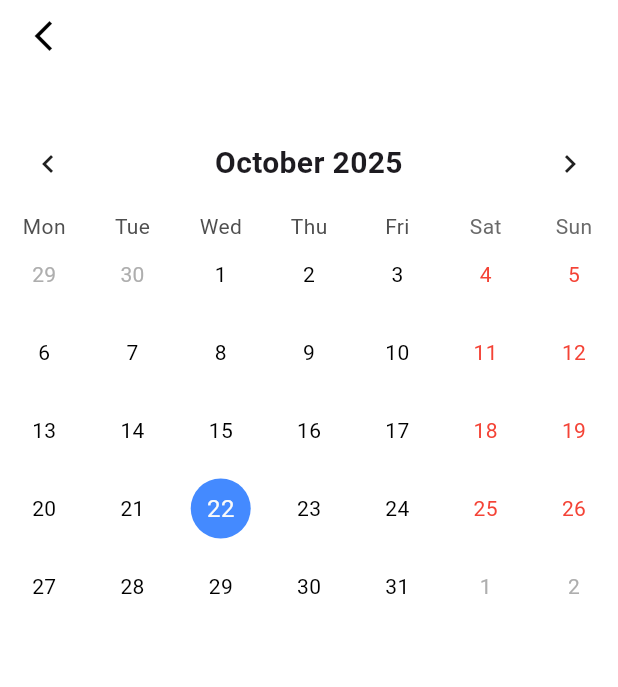
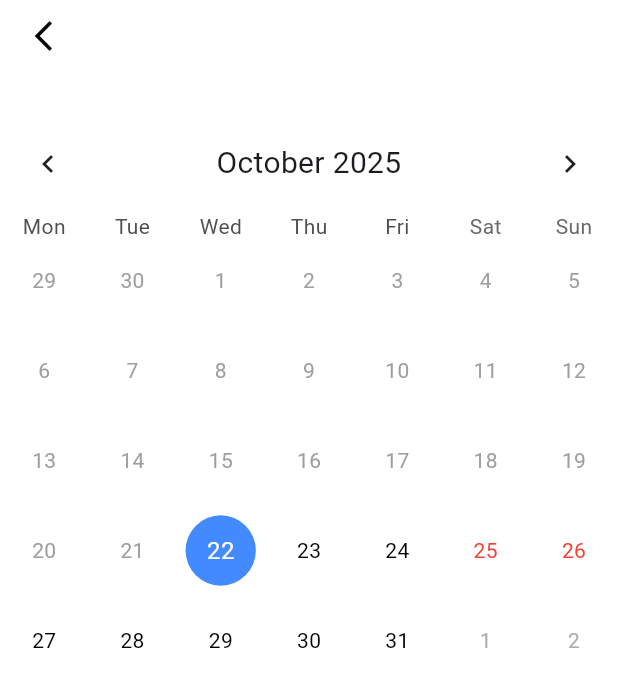
Before and after one commit to maozedoggo/FYP_Smahorz, a Flutter app: the SchedulePage screen opened directly with empty values, on a phone screen of 412 x 824 dp. Shown: the top 687 px of the screen. Run offline on Flutter 3.47's test engine with Material 3 defaults, Android fonts, the phone set to English and light mode, and no system bars; drawn by our look-alikes of table_calendar; our stand-ins replace cloud_firestore, firebase_auth, firebase_core, firebase_storage, flutter_advanced_drawer, image_picker; accounts and stored records are empty.

Commit message:
add-style-schedule

```diff
--- a/lib/views/pages/smart-devices/schedule_pages/schedule.dart
+++ b/lib/views/pages/smart-devices/schedule_pages/schedule.dart
@@ -11,6 +11,13 @@ class SchedulePage extends StatefulWidget {
 }
 
 class _SchedulePageState extends State<SchedulePage> {
+  DateTime today = DateTime.now();
+  void _onDaySelected(DateTime day, DateTime focusedDay) {
+    setState(() {
+      today = day;
+    });
+  }
+
   @override
   Widget build(BuildContext context) {
     return Scaffold(
@@ -47,35 +54,56 @@ class _SchedulePageState extends State<SchedulePage> {
 
             // Calendar
             TableCalendar(
-              focusedDay: DateTime.now(),
-              firstDay: DateTime.utc(2020, 1, 1),
+              // Calendar Settings
+              focusedDay: today,
+              firstDay: DateTime.utc(2025, 10, 1),
               lastDay: DateTime.utc(2050, 12, 31),
-              calendarFormat:
-                  CalendarFormat.month,
+              calendarFormat: CalendarFormat.month,
               startingDayOfWeek: StartingDayOfWeek.monday,
               daysOfWeekVisible: true,
 
+              // Disable past days
+              enabledDayPredicate: (day) {
+                return !day.isBefore(
+                  DateTime(
+                    DateTime.now().year,
+                    DateTime.now().month,
+                    DateTime.now().day,
+                  ),
+                );
+              },
+
+              // Calendar Styles
               headerStyle: const HeaderStyle(
-                formatButtonVisible:
-                    false,
+                formatButtonVisible: false,
                 titleCentered: true,
                 titleTextStyle: TextStyle(
                   fontSize: 20,
-                  fontWeight: FontWeight.bold,
+                  fontWeight: FontWeight.normal,
                 ),
               ),
 
-              calendarStyle: const CalendarStyle(
+              // Selected Day Styles
+              availableGestures: AvailableGestures.all,
+              rowHeight: 60,
+              onDaySelected: _onDaySelected,
+              selectedDayPredicate: (day) => isSameDay(today, day),
+
+              // Another Calendar Styles
+              calendarStyle: CalendarStyle(
                 todayDecoration: BoxDecoration(
-                  color: Colors.blueAccent,
+                  color: Colors.lightBlue[100],
                   shape: BoxShape.circle,
                 ),
                 selectedDecoration: BoxDecoration(
-                  color: Colors.green,
+                  color: Colors.blueAccent,
                   shape: BoxShape.circle,
                 ),
                 weekendTextStyle: TextStyle(color: Colors.red),
                 defaultTextStyle: TextStyle(color: Colors.black),
+                disabledTextStyle: TextStyle(
+                  color: Colors.grey,
+                ),
               ),
             ),
           ],
```
